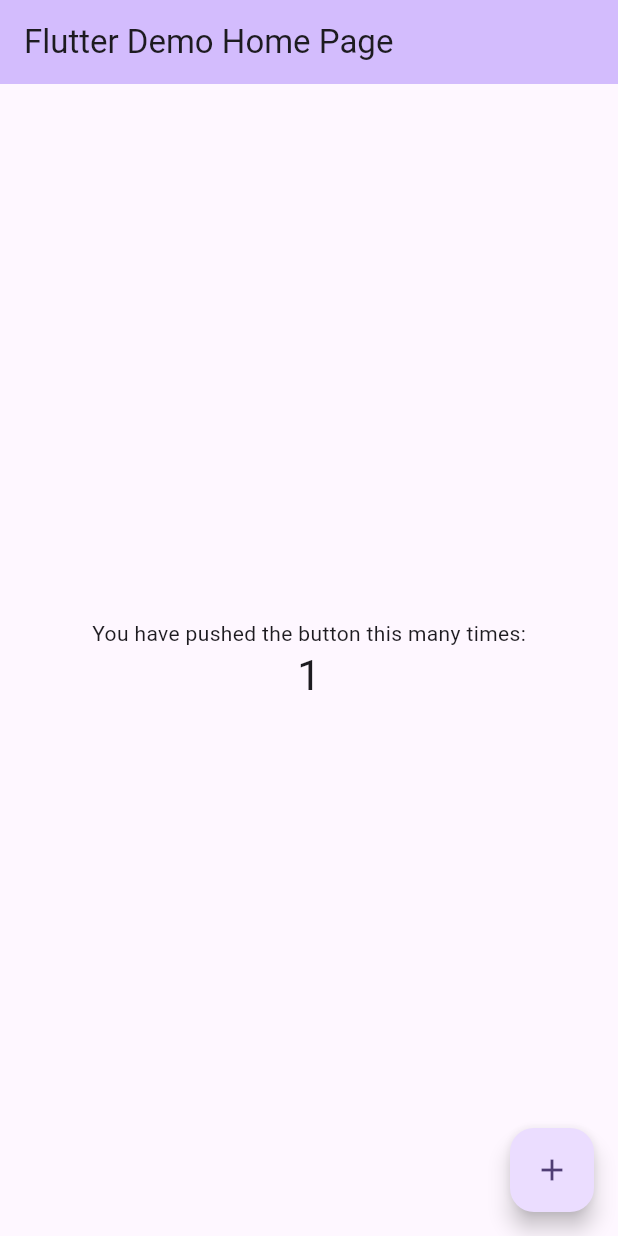
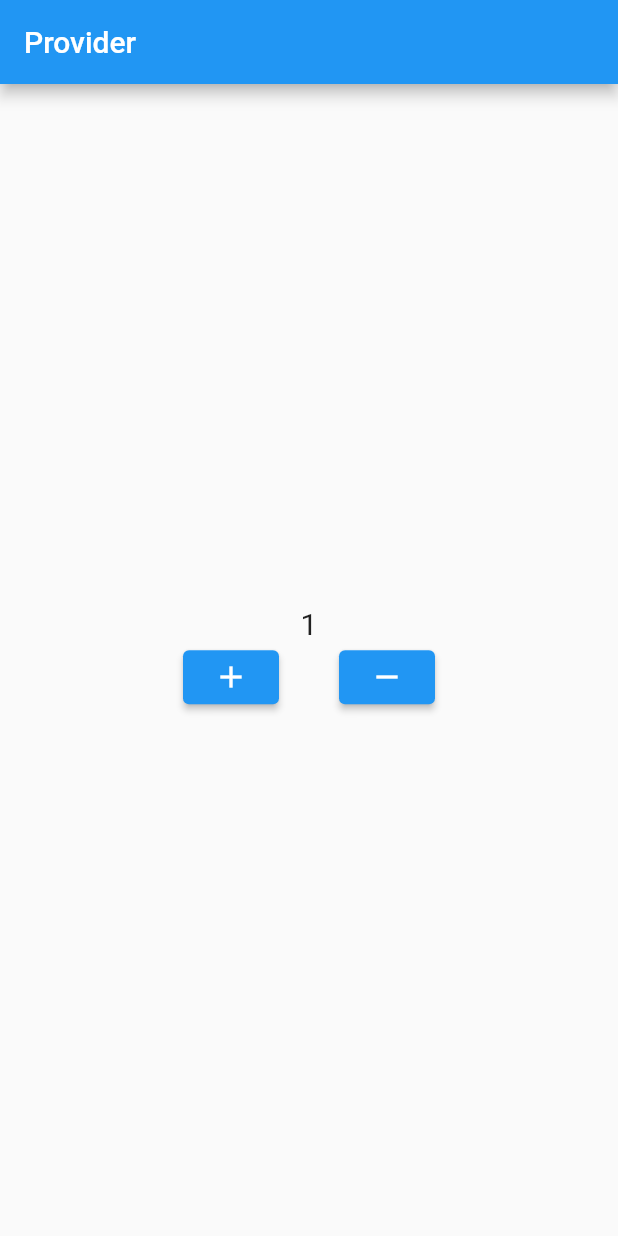
Before and after one commit to no-ikjun/sprit, a Flutter app: the screen it shows after launch, after a tap on the "add" icon, on a phone screen of 412 x 824 dp. Run offline on Flutter 3.47's test engine with Material 2 defaults, Android fonts, the phone set to English and light mode, and no system bars.

Commit message:
🧪 test: provider test

```diff
--- a/lib/main.dart
+++ b/lib/main.dart
@@ -1,125 +1,56 @@
 import 'package:flutter/material.dart';
+import 'package:provider/provider.dart';
+import 'package:sprit/providers/counts.dart';
+import 'package:sprit/widgets/button.dart';
+import 'package:sprit/widgets/counter.dart';
 
 void main() {
-  runApp(const MyApp());
+  runApp(
+    MultiProvider(
+      providers: [
+        ChangeNotifierProvider(create: (_) => Counts()),
+      ],
+      child: const MyApp(),
+    ),
+  );
 }
 
 class MyApp extends StatelessWidget {
   const MyApp({super.key});
 
-  // This widget is the root of your application.
   @override
   Widget build(BuildContext context) {
     return MaterialApp(
       title: 'Flutter Demo',
       theme: ThemeData(
-        // This is the theme of your application.
-        //
-        // TRY THIS: Try running your application with "flutter run". You'll see
-        // the application has a blue toolbar. Then, without quitting the app,
-        // try changing the seedColor in the colorScheme below to Colors.green
-        // and then invoke "hot reload" (save your changes or press the "hot
-        // reload" button in a Flutter-supported IDE, or press "r" if you used
-        // the command line to start the app).
-        //
-        // Notice that the counter didn't reset back to zero; the application
-        // state is not lost during the reload. To reset the state, use hot
-        // restart instead.
-        //
-        // This works for code too, not just values: Most code changes can be
-        // tested with just a hot reload.
-        colorScheme: ColorScheme.fromSeed(seedColor: Colors.deepPurple),
-        useMaterial3: true,
+        primarySwatch: Colors.blue,
       ),
-      home: const MyHomePage(title: 'Flutter Demo Home Page'),
+      home: const Home(),
     );
   }
 }
 
-class MyHomePage extends StatefulWidget {
-  const MyHomePage({super.key, required this.title});
-
-  // This widget is the home page of your application. It is stateful, meaning
-  // that it has a State object (defined below) that contains fields that affect
-  // how it looks.
-
-  // This class is the configuration for the state. It holds the values (in this
-  // case the title) provided by the parent (in this case the App widget) and
-  // used by the build method of the State. Fields in a Widget subclass are
-  // always marked "final".
-
-  final String title;
-
-  @override
-  State<MyHomePage> createState() => _MyHomePageState();
-}
-
-class _MyHomePageState extends State<MyHomePage> {
-  int _counter = 0;
-
-  void _incrementCounter() {
-    setState(() {
-      // This call to setState tells the Flutter framework that something has
-      // changed in this State, which causes it to rerun the build method below
-      // so that the display can reflect the updated values. If we changed
-      // _counter without calling setState(), then the build method would not be
-      // called again, and so nothing would appear to happen.
-      _counter++;
-    });
-  }
+class Home extends StatelessWidget {
+  const Home({super.key});
 
   @override
   Widget build(BuildContext context) {
-    // This method is rerun every time setState is called, for instance as done
-    // by the _incrementCounter method above.
-    //
-    // The Flutter framework has been optimized to make rerunning build methods
-    // fast, so that you can just rebuild anything that needs updating rather
-    // than having to individually change instances of widgets.
     return Scaffold(
       appBar: AppBar(
-        // TRY THIS: Try changing the color here to a specific color (to
-        // Colors.amber, perhaps?) and trigger a hot reload to see the AppBar
-        // change color while the other colors stay the same.
-        backgroundColor: Theme.of(context).colorScheme.inversePrimary,
-        // Here we take the value from the MyHomePage object that was created by
-        // the App.build method, and use it to set our appbar title.
-        title: Text(widget.title),
+        title: const Text('Provider'),
       ),
-      body: Center(
-        // Center is a layout widget. It takes a single child and positions it
-        // in the middle of the parent.
-        child: Column(
-          // Column is also a layout widget. It takes a list of children and
-          // arranges them vertically. By default, it sizes itself to fit its
-          // children horizontally, and tries to be as tall as its parent.
-          //
-          // Column has various properties to control how it sizes itself and
-          // how it positions its children. Here we use mainAxisAlignment to
-          // center the children vertically; the main axis here is the vertical
-          // axis because Columns are vertical (the cross axis would be
-          // horizontal).
-          //
-          // TRY THIS: Invoke "debug painting" (choose the "Toggle Debug Paint"
-          // action in the IDE, or press "p" in the console), to see the
-          // wireframe for each widget.
-          mainAxisAlignment: MainAxisAlignment.center,
-          children: <Widget>[
-            const Text(
-              'You have pushed the button this many times:',
-            ),
-            Text(
-              '$_counter',
-              style: Theme.of(context).textTheme.headlineMedium,
-            ),
-          ],
+      body: ChangeNotifierProvider(
+        create: (BuildContext context) => Counts(),
+        child: const Center(
+          child: Column(
+            mainAxisAlignment: MainAxisAlignment.center,
+            children: [
+              Counter(),
+              Buttons(),
+            ],
+          ),
         ),
       ),
-      floatingActionButton: FloatingActionButton(
-        onPressed: _incrementCounter,
-        tooltip: 'Increment',
-        child: const Icon(Icons.add),
-      ), // This trailing comma makes auto-formatting nicer for build methods.
     );
   }
 }
--- /dev/null
+++ b/lib/providers/counts.dart
@@ -0,0 +1,16 @@
+import 'package:flutter/material.dart';
+
+class Counts with ChangeNotifier {
+  int _count = 0;
+  int get count => _count;
+
+  void add() {
+    _count++;
+    notifyListeners();
+  }
+
+  void remove() {
+    _count--;
+    notifyListeners();
+  }
+}
--- /dev/null
+++ b/lib/widgets/button.dart
@@ -0,0 +1,29 @@
+import 'package:flutter/material.dart';
+import 'package:provider/provider.dart';
+import 'package:sprit/providers/counts.dart';
+
+class Buttons extends StatelessWidget {
+  const Buttons({super.key});
+
+  @override
+  Widget build(BuildContext context) {
+    return Row(
+      mainAxisAlignment: MainAxisAlignment.center,
+      children: [
+        ElevatedButton(
+            onPressed: () {
+              context.read<Counts>().add();
+            },
+            child: const Icon(Icons.add)),
+        const SizedBox(
+          width: 40,
+        ),
+        ElevatedButton(
+            onPressed: () {
+              context.read<Counts>().remove();
+            },
+            child: const Icon(Icons.remove))
+      ],
+    );
+  }
+}
--- /dev/null
+++ b/lib/widgets/counter.dart
@@ -0,0 +1,19 @@
+import 'package:flutter/material.dart';
+import 'package:provider/provider.dart';
+import 'package:sprit/providers/counts.dart';
+
+class Counter extends StatelessWidget {
+  const Counter({super.key});
+
+  @override
+  Widget build(BuildContext context) {
+    print('Counter');
+
+    return Text(
+      context.watch<Counts>().count.toString(),
+      style: const TextStyle(
+        fontSize: 20,
+      ),
+    );
+  }
+}
```
